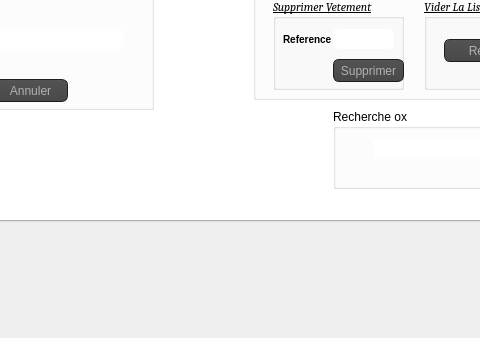
First picture: the form in application_version_beta/securite.ui, repository AzizBenIsmail/Projet_Parental_Monitoring_System_Qt, before the edit; both pictures show x 269 to 749 and y 469 to 807 of the 1152 by 807 pixel window.
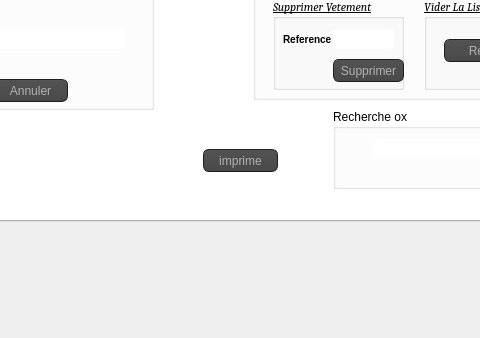
Second picture: the form after the edit. Icons and pictures are not drawn.

What changed in the file:
```diff
--- a/application_version_beta/securite.ui
+++ b/application_version_beta/securite.ui
@@ -5465,6 +5465,480 @@
       </property>
      </widget>
     </widget>
+    <widget class="QPushButton" name="annulerv_2">
+     <property name="geometry">
+      <rect>
+       <x>440</x>
+       <y>470</y>
+       <width>75</width>
+       <height>23</height>
+      </rect>
+     </property>
+     <property name="styleSheet">
+      <string notr="true">QToolTip
+{
+     border: 1px solid black;
+     background-color: #ffa02f;
+     padding: 1px;
+     border-radius: 3px;
+     opacity: 100;
+}
+
+QWidget
+{
+    color: #b1b1b1;
+    background-color: #323232;
+}
+
+QWidget:item:hover
+{
+    background-color: QLinearGradient( x1: 0, y1: 0, x2: 0, y2: 1, stop: 0 #ffa02f, stop: 1 #ca0619);
+    color: #000000;
+}
+
+QWidget:item:selected
+{
+    background-color: QLinearGradient( x1: 0, y1: 0, x2: 0, y2: 1, stop: 0 #ffa02f, stop: 1 #d7801a);
+}
+
+QMenuBar::item
+{
+    background: transparent;
+}
+
+QMenuBar::item:selected
+{
+    background: transparent;
+    border: 1px solid #ffaa00;
+}
+
+QMenuBar::item:pressed
+{
+    background: #444;
+    border: 1px solid #000;
+    background-color: QLinearGradient(
+        x1:0, y1:0,
+        x2:0, y2:1,
+        stop:1 #212121,
+        stop:0.4 #343434/*,
+        stop:0.2 #343434,
+        stop:0.1 #ffaa00*/
+    );
+    margin-bottom:-1px;
+    padding-bottom:1px;
+}
+
+QMenu
+{
+    border: 1px solid #000;
+}
+
+QMenu::item
+{
+    padding: 2px 20px 2px 20px;
+}
+
+QMenu::item:selected
+{
+    color: #000000;
+}
+
+QWidget:disabled
+{
+    color: #404040;
+    background-color: #323232;
+}
+
+QAbstractItemView
+{
+    background-color: QLinearGradient( x1: 0, y1: 0, x2: 0, y2: 1, stop: 0 #4d4d4d, stop: 0.1 #646464, stop: 1 #5d5d5d);
+}
+
+QWidget:focus
+{
+    /*border: 2px solid QLinearGradient( x1: 0, y1: 0, x2: 0, y2: 1, stop: 0 #ffa02f, stop: 1 #d7801a);*/
+}
+
+QLineEdit
+{
+    background-color: QLinearGradient( x1: 0, y1: 0, x2: 0, y2: 1, stop: 0 #4d4d4d, stop: 0 #646464, stop: 1 #5d5d5d);
+    padding: 1px;
+    border-style: solid;
+    border: 1px solid #1e1e1e;
+    border-radius: 5;
+}
+
+QPushButton
+{
+    color: #b1b1b1;
+    background-color: QLinearGradient( x1: 0, y1: 0, x2: 0, y2: 1, stop: 0 #565656, stop: 0.1 #525252, stop: 0.5 #4e4e4e, stop: 0.9 #4a4a4a, stop: 1 #464646);
+    border-width: 1px;
+    border-color: #1e1e1e;
+    border-style: solid;
+    border-radius: 6;
+    padding: 3px;
+    font-size: 12px;
+    padding-left: 5px;
+    padding-right: 5px;
+}
+
+QPushButton:pressed
+{
+    background-color: QLinearGradient( x1: 0, y1: 0, x2: 0, y2: 1, stop: 0 #2d2d2d, stop: 0.1 #2b2b2b, stop: 0.5 #292929, stop: 0.9 #282828, stop: 1 #252525);
+}
+
+QComboBox
+{
+    selection-background-color: #ffaa00;
+    background-color: QLinearGradient( x1: 0, y1: 0, x2: 0, y2: 1, stop: 0 #565656, stop: 0.1 #525252, stop: 0.5 #4e4e4e, stop: 0.9 #4a4a4a, stop: 1 #464646);
+    border-style: solid;
+    border: 1px solid #1e1e1e;
+    border-radius: 5;
+}
+
+QComboBox:hover,QPushButton:hover
+{
+    border: 2px solid QLinearGradient( x1: 0, y1: 0, x2: 0, y2: 1, stop: 0 #ffa02f, stop: 1 #d7801a);
+}
+
+
+QComboBox:on
+{
+    padding-top: 3px;
+    padding-left: 4px;
+    background-color: QLinearGradient( x1: 0, y1: 0, x2: 0, y2: 1, stop: 0 #2d2d2d, stop: 0.1 #2b2b2b, stop: 0.5 #292929, stop: 0.9 #282828, stop: 1 #252525);
+    selection-background-color: #ffaa00;
+}
+
+QComboBox QAbstractItemView
+{
+    border: 2px solid darkgray;
+    selection-background-color: QLinearGradient( x1: 0, y1: 0, x2: 0, y2: 1, stop: 0 #ffa02f, stop: 1 #d7801a);
+}
+
+QComboBox::drop-down
+{
+     subcontrol-origin: padding;
+     subcontrol-position: top right;
+     width: 15px;
+
+     border-left-width: 0px;
+     border-left-color: darkgray;
+     border-left-style: solid; /* just a single line */
+     border-top-right-radius: 3px; /* same radius as the QComboBox */
+     border-bottom-right-radius: 3px;
+ }
+
+QComboBox::down-arrow
+{
+     image: url(:/down_arrow.png);
+}
+
+QGroupBox:focus
+{
+border: 2px solid QLinearGradient( x1: 0, y1: 0, x2: 0, y2: 1, stop: 0 #ffa02f, stop: 1 #d7801a);
+}
+
+QTextEdit:focus
+{
+    border: 2px solid QLinearGradient( x1: 0, y1: 0, x2: 0, y2: 1, stop: 0 #ffa02f, stop: 1 #d7801a);
+}
+
+QScrollBar:horizontal {
+     border: 1px solid #222222;
+     background: QLinearGradient( x1: 0, y1: 0, x2: 0, y2: 1, stop: 0.0 #121212, stop: 0.2 #282828, stop: 1 #484848);
+     height: 7px;
+     margin: 0px 16px 0 16px;
+}
+
+QScrollBar::handle:horizontal
+{
+      background: QLinearGradient( x1: 0, y1: 0, x2: 1, y2: 0, stop: 0 #ffa02f, stop: 0.5 #d7801a, stop: 1 #ffa02f);
+      min-height: 20px;
+      border-radius: 2px;
+}
+
+QScrollBar::add-line:horizontal {
+      border: 1px solid #1b1b19;
+      border-radius: 2px;
+      background: QLinearGradient( x1: 0, y1: 0, x2: 1, y2: 0, stop: 0 #ffa02f, stop: 1 #d7801a);
+      width: 14px;
+      subcontrol-position: right;
+      subcontrol-origin: margin;
+}
+
+QScrollBar::sub-line:horizontal {
+      border: 1px solid #1b1b19;
+      border-radius: 2px;
+      background: QLinearGradient( x1: 0, y1: 0, x2: 1, y2: 0, stop: 0 #ffa02f, stop: 1 #d7801a);
+      width: 14px;
+     subcontrol-position: left;
+     subcontrol-origin: margin;
+}
+
+QScrollBar::right-arrow:horizontal, QScrollBar::left-arrow:horizontal
+{
+      border: 1px solid black;
+      width: 1px;
+      height: 1px;
+      background: white;
+}
+
+QScrollBar::add-page:horizontal, QScrollBar::sub-page:horizontal
+{
+      background: none;
+}
+
+QScrollBar:vertical
+{
+      background: QLinearGradient( x1: 0, y1: 0, x2: 1, y2: 0, stop: 0.0 #121212, stop: 0.2 #282828, stop: 1 #484848);
+      width: 7px;
+      margin: 16px 0 16px 0;
+      border: 1px solid #222222;
+}
+
+QScrollBar::handle:vertical
+{
+      background: QLinearGradient( x1: 0, y1: 0, x2: 0, y2: 1, stop: 0 #ffa02f, stop: 0.5 #d7801a, stop: 1 #ffa02f);
+      min-height: 20px;
+      border-radius: 2px;
+}
+
+QScrollBar::add-line:vertical
+{
+      border: 1px solid #1b1b19;
+      border-radius: 2px;
+      background: QLinearGradient( x1: 0, y1: 0, x2: 0, y2: 1, stop: 0 #ffa02f, stop: 1 #d7801a);
+      height: 14px;
+      subcontrol-position: bottom;
+      subcontrol-origin: margin;
+}
+
+QScrollBar::sub-line:vertical
+{
+      border: 1px solid #1b1b19;
+      border-radius: 2px;
+      background: QLinearGradient( x1: 0, y1: 0, x2: 0, y2: 1, stop: 0 #d7801a, stop: 1 #ffa02f);
+      height: 14px;
+      subcontrol-position: top;
+      subcontrol-origin: margin;
+}
+
+QScrollBar::up-arrow:vertical, QScrollBar::down-arrow:vertical
+{
+      border: 1px solid black;
+      width: 1px;
+      height: 1px;
+      background: white;
+}
+
+
+QScrollBar::add-page:vertical, QScrollBar::sub-page:vertical
+{
+      background: none;
+}
+
+QTextEdit
+{
+    background-color: #242424;
+}
+
+QPlainTextEdit
+{
+    background-color: #242424;
+}
+
+QHeaderView::section
+{
+    background-color: QLinearGradient(x1:0, y1:0, x2:0, y2:1, stop:0 #616161, stop: 0.5 #505050, stop: 0.6 #434343, stop:1 #656565);
+    color: white;
+    padding-left: 4px;
+    border: 1px solid #6c6c6c;
+}
+
+QCheckBox:disabled
+{
+color: #414141;
+}
+
+QDockWidget::title
+{
+    text-align: center;
+    spacing: 3px; /* spacing between items in the tool bar */
+    background-color: QLinearGradient(x1:0, y1:0, x2:0, y2:1, stop:0 #323232, stop: 0.5 #242424, stop:1 #323232);
+}
+
+QDockWidget::close-button, QDockWidget::float-button
+{
+    text-align: center;
+    spacing: 1px; /* spacing between items in the tool bar */
+    background-color: QLinearGradient(x1:0, y1:0, x2:0, y2:1, stop:0 #323232, stop: 0.5 #242424, stop:1 #323232);
+}
+
+QDockWidget::close-button:hover, QDockWidget::float-button:hover
+{
+    background: #242424;
+}
+
+QDockWidget::close-button:pressed, QDockWidget::float-button:pressed
+{
+    padding: 1px -1px -1px 1px;
+}
+
+QMainWindow::separator
+{
+    background-color: QLinearGradient(x1:0, y1:0, x2:0, y2:1, stop:0 #161616, stop: 0.5 #151515, stop: 0.6 #212121, stop:1 #343434);
+    color: white;
+    padding-left: 4px;
+    border: 1px solid #4c4c4c;
+    spacing: 3px; /* spacing between items in the tool bar */
+}
+
+QMainWindow::separator:hover
+{
+
+    background-color: QLinearGradient(x1:0, y1:0, x2:0, y2:1, stop:0 #d7801a, stop:0.5 #b56c17 stop:1 #ffa02f);
+    color: white;
+    padding-left: 4px;
+    border: 1px solid #6c6c6c;
+    spacing: 3px; /* spacing between items in the tool bar */
+}
+
+QToolBar::handle
+{
+     spacing: 3px; /* spacing between items in the tool bar */
+     background: url(:/images/handle.png);
+}
+
+QMenu::separator
+{
+    height: 2px;
+    background-color: QLinearGradient(x1:0, y1:0, x2:0, y2:1, stop:0 #161616, stop: 0.5 #151515, stop: 0.6 #212121, stop:1 #343434);
+    color: white;
+    padding-left: 4px;
+    margin-left: 10px;
+    margin-right: 5px;
+}
+
+QProgressBar
+{
+    border: 2px solid grey;
+    border-radius: 5px;
+    text-align: center;
+}
+
+QProgressBar::chunk
+{
+    background-color: #d7801a;
+    width: 2.15px;
+    margin: 0.5px;
+}
+
+QTabBar::tab {
+    color: #b1b1b1;
+    border: 1px solid #444;
+    border-bottom-style: none;
+    background-color: #323232;
+    padding-left: 10px;
+    padding-right: 10px;
+    padding-top: 3px;
+    padding-bottom: 2px;
+    margin-right: -1px;
+}
+
+QTabWidget::pane {
+    border: 1px solid #444;
+    top: 1px;
+}
+
+QTabBar::tab:last
+{
+    margin-right: 0; /* the last selected tab has nothing to overlap with on the right */
+    border-top-right-radius: 3px;
+}
+
+QTabBar::tab:first:!selected
+{
+ margin-left: 0px; /* the last selected tab has nothing to overlap with on the right */
+
+
+    border-top-left-radius: 3px;
+}
+
+QTabBar::tab:!selected
+{
+    color: #b1b1b1;
+    border-bottom-style: solid;
+    margin-top: 3px;
+    background-color: QLinearGradient(x1:0, y1:0, x2:0, y2:1, stop:1 #212121, stop:.4 #343434);
+}
+
+QTabBar::tab:selected
+{
+    border-top-left-radius: 3px;
+    border-top-right-radius: 3px;
+    margin-bottom: 0px;
+}
+
+QTabBar::tab:!selected:hover
+{
+    /*border-top: 2px solid #ffaa00;
+    padding-bottom: 3px;*/
+    border-top-left-radius: 3px;
+    border-top-right-radius: 3px;
+    background-color: QLinearGradient(x1:0, y1:0, x2:0, y2:1, stop:1 #212121, stop:0.4 #343434, stop:0.2 #343434, stop:0.1 #ffaa00);
+}
+
+QRadioButton::indicator:checked, QRadioButton::indicator:unchecked{
+    color: #b1b1b1;
+    background-color: #323232;
+    border: 1px solid #b1b1b1;
+    border-radius: 6px;
+}
+
+QRadioButton::indicator:checked
+{
+    background-color: qradialgradient(
+        cx: 0.5, cy: 0.5,
+        fx: 0.5, fy: 0.5,
+        radius: 1.0,
+        stop: 0.25 #ffaa00,
+        stop: 0.3 #323232
+    );
+}
+
+QCheckBox::indicator{
+    color: #b1b1b1;
+    background-color: #323232;
+    border: 1px solid #b1b1b1;
+    width: 9px;
+    height: 9px;
+}
+
+QRadioButton::indicator
+{
+    border-radius: 6px;
+}
+
+QRadioButton::indicator:hover, QCheckBox::indicator:hover
+{
+    border: 1px solid #ffaa00;
+}
+
+QCheckBox::indicator:checked
+{
+    image:url(:/images/checkbox.png);
+}
+
+QCheckBox::indicator:disabled, QRadioButton::indicator:disabled
+{
+    border: 1px solid #444;
+}</string>
+     </property>
+     <property name="text">
+      <string>imprime</string>
+     </property>
+    </widget>
    </widget>
    <widget class="QWidget" name="tab_2">
     <attribute name="title">
```
